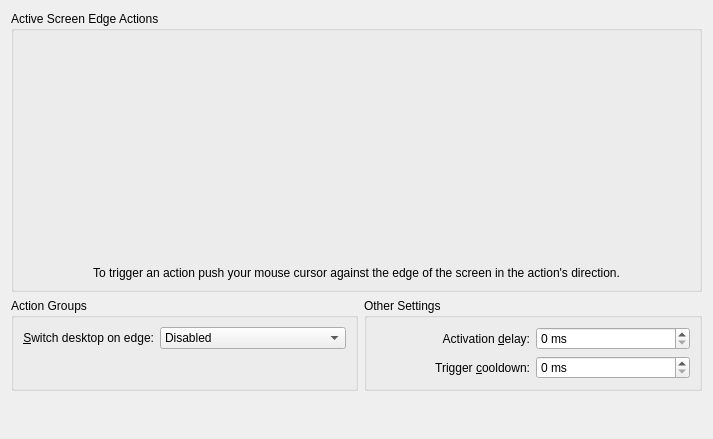
Qt form kcmkwin/kwinscreenedges/main.ui (KDE/kwin) before a commit.
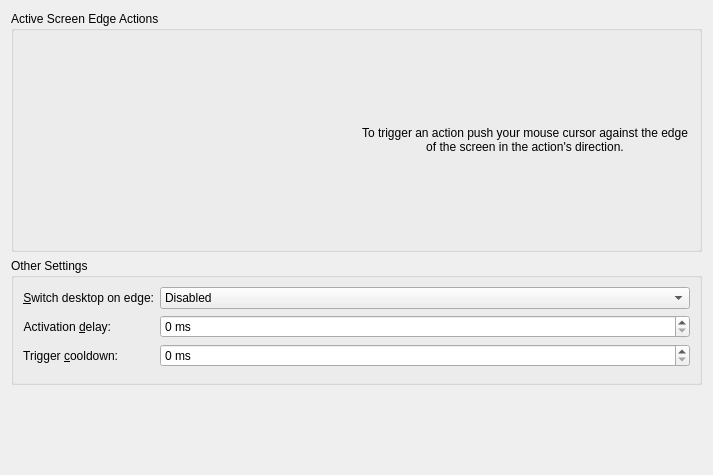
The same form after that commit. Custom widgets are drawn as their Qt base class.

Commit message:
Make screenedges ui work with systemsettings default size.
Text is moved right of the monitor widget and the two additional group boxes are merged. So no more scrollbars by default.

The edit to the form file:
```diff
--- a/kcmkwin/kwinscreenedges/main.ui
+++ b/kcmkwin/kwinscreenedges/main.ui
@@ -7,11 +7,11 @@
     <x>0</x>
     <y>0</y>
     <width>713</width>
-    <height>439</height>
+    <height>475</height>
    </rect>
   </property>
   <layout class="QGridLayout" name="gridLayout">
-   <item row="1" column="1">
+   <item row="1" column="0" colspan="2">
     <widget class="QGroupBox" name="groupBox_2">
      <property name="enabled">
       <bool>true</bool>
@@ -19,21 +19,40 @@
      <property name="title">
       <string>Other Settings</string>
      </property>
-     <layout class="QGridLayout" name="gridLayout_3">
-      <item row="6" column="0" colspan="2">
-       <spacer name="verticalSpacer_2">
-        <property name="orientation">
-         <enum>Qt::Vertical</enum>
-        </property>
-        <property name="sizeHint" stdset="0">
-         <size>
-          <width>20</width>
-          <height>0</height>
-         </size>
-        </property>
-       </spacer>
-      </item>
+     <layout class="QFormLayout" name="formLayout">
       <item row="0" column="0">
+       <widget class="QLabel" name="desktopSwitchLabel">
+        <property name="text">
+         <string>&amp;Switch desktop on edge:</string>
+        </property>
+        <property name="alignment">
+         <set>Qt::AlignRight|Qt::AlignTrailing|Qt::AlignVCenter</set>
+        </property>
+        <property name="buddy">
+         <cstring>desktopSwitchCombo</cstring>
+        </property>
+       </widget>
+      </item>
+      <item row="0" column="1">
+       <widget class="QComboBox" name="desktopSwitchCombo">
+        <item>
+         <property name="text">
+          <string>Disabled</string>
+         </property>
+        </item>
+        <item>
+         <property name="text">
+          <string>Only When Moving Windows</string>
+         </property>
+        </item>
+        <item>
+         <property name="text">
+          <string>Always Enabled</string>
+         </property>
+        </item>
+       </widget>
+      </item>
+      <item row="1" column="0">
        <widget class="QLabel" name="label">
         <property name="text">
          <string>Activation &amp;delay:</string>
@@ -46,7 +65,7 @@
         </property>
        </widget>
       </item>
-      <item row="0" column="1">
+      <item row="1" column="1">
        <widget class="QSpinBox" name="activationDelaySpin">
         <property name="suffix">
          <string> ms</string>
@@ -62,7 +81,7 @@
         </property>
        </widget>
       </item>
-      <item row="1" column="0">
+      <item row="2" column="0">
        <widget class="QLabel" name="label_2">
         <property name="enabled">
          <bool>true</bool>
@@ -78,7 +97,7 @@
         </property>
        </widget>
       </item>
-      <item row="1" column="1">
+      <item row="2" column="1">
        <widget class="QSpinBox" name="triggerCooldownSpin">
         <property name="enabled">
          <bool>true</bool>
@@ -97,6 +116,19 @@
         </property>
        </widget>
       </item>
+      <item row="3" column="0">
+       <spacer name="verticalSpacer_2">
+        <property name="orientation">
+         <enum>Qt::Vertical</enum>
+        </property>
+        <property name="sizeHint" stdset="0">
+         <size>
+          <width>20</width>
+          <height>0</height>
+         </size>
+        </property>
+       </spacer>
+      </item>
      </layout>
     </widget>
    </item>
@@ -113,83 +145,13 @@
      </property>
     </spacer>
    </item>
-   <item row="1" column="0">
-    <widget class="QGroupBox" name="groupBox">
-     <property name="title">
-      <string>Action Groups</string>
-     </property>
-     <layout class="QGridLayout" name="gridLayout_2">
-      <item row="2" column="0" colspan="2">
-       <spacer name="verticalSpacer_3">
-        <property name="orientation">
-         <enum>Qt::Vertical</enum>
-        </property>
-        <property name="sizeHint" stdset="0">
-         <size>
-          <width>20</width>
-          <height>0</height>
-         </size>
-        </property>
-       </spacer>
-      </item>
-      <item row="0" column="0">
-       <widget class="QLabel" name="desktopSwitchLabel">
-        <property name="text">
-         <string>&amp;Switch desktop on edge:</string>
-        </property>
-        <property name="alignment">
-         <set>Qt::AlignRight|Qt::AlignTrailing|Qt::AlignVCenter</set>
-        </property>
-        <property name="buddy">
-         <cstring>desktopSwitchCombo</cstring>
-        </property>
-       </widget>
-      </item>
-      <item row="0" column="1">
-       <widget class="QComboBox" name="desktopSwitchCombo">
-        <item>
-         <property name="text">
-          <string>Disabled</string>
-         </property>
-        </item>
-        <item>
-         <property name="text">
-          <string>Only When Moving Windows</string>
-         </property>
-        </item>
-        <item>
-         <property name="text">
-          <string>Always Enabled</string>
-         </property>
-        </item>
-       </widget>
-      </item>
-     </layout>
-    </widget>
-   </item>
    <item row="0" column="0" colspan="2">
     <widget class="QGroupBox" name="groupBox_3">
      <property name="title">
       <string>Active Screen Edge Actions</string>
      </property>
-     <layout class="QGridLayout" name="gridLayout_4">
-      <item row="0" column="0">
-       <spacer name="verticalSpacer_9">
-        <property name="orientation">
-         <enum>Qt::Vertical</enum>
-        </property>
-        <property name="sizeType">
-         <enum>QSizePolicy::Fixed</enum>
-        </property>
-        <property name="sizeHint" stdset="0">
-         <size>
-          <width>10</width>
-          <height>10</height>
-         </size>
-        </property>
-       </spacer>
-      </item>
-      <item row="1" column="0">
+     <layout class="QHBoxLayout" name="horizontalLayout">
+      <item>
        <widget class="KWin::Monitor" name="monitor" native="true">
         <property name="minimumSize">
          <size>
@@ -202,23 +164,7 @@
         </property>
        </widget>
       </item>
-      <item row="2" column="0">
-       <spacer name="verticalSpacer_6">
-        <property name="orientation">
-         <enum>Qt::Vertical</enum>
-        </property>
-        <property name="sizeType">
-         <enum>QSizePolicy::Fixed</enum>
-        </property>
-        <property name="sizeHint" stdset="0">
-         <size>
-          <width>10</width>
-          <height>10</height>
-         </size>
-        </property>
-       </spacer>
-      </item>
-      <item row="3" column="0">
+      <item>
        <widget class="QLabel" name="label_7">
         <property name="text">
          <string>To trigger an action push your mouse cursor against the edge of the screen in the action's direction.</string>
```
Left out of the diff: 1 changed line with no effect on the pictures.
